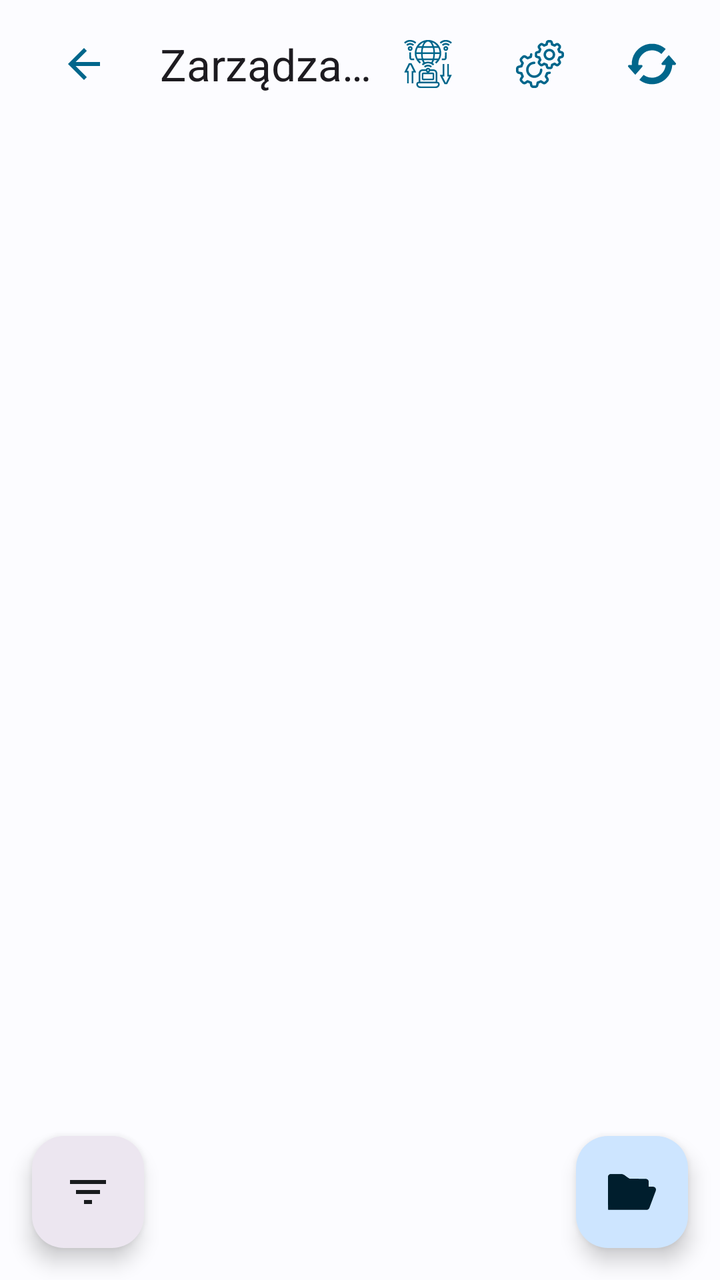
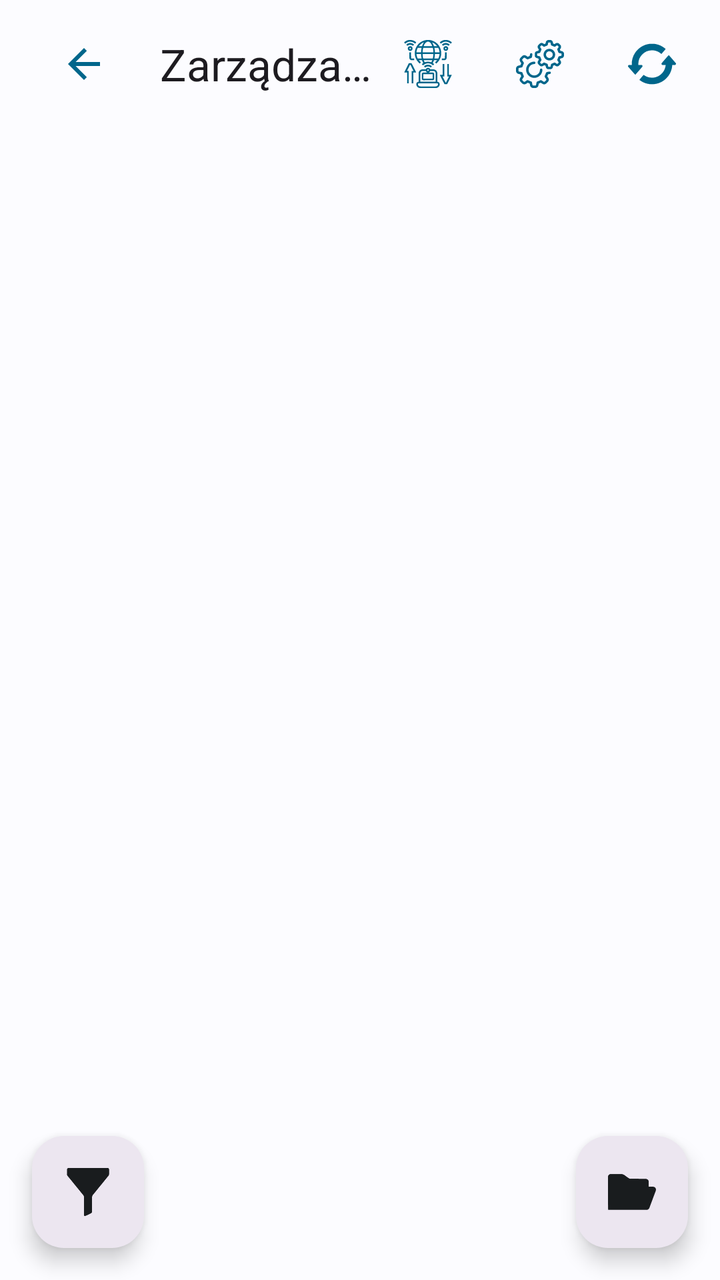

Compare the two renders of this Android layout. The source of the first and the diff that turns it into the second are given below.
<!-- AndroidManifest.xml: application theme Theme.Bazunia -->
<!-- res/layout/activity_data.xml -->
<?xml version="1.0" encoding="utf-8"?>
<androidx.coordinatorlayout.widget.CoordinatorLayout
    xmlns:android="http://schemas.android.com/apk/res/android"
    xmlns:app="http://schemas.android.com/apk/res-auto"
    xmlns:tools="http://schemas.android.com/tools"
    android:layout_width="match_parent"
    android:layout_height="match_parent"
    android:fitsSystemWindows="true"
    tools:context=".ui.DataActivity">

    <com.google.android.material.appbar.AppBarLayout
        android:layout_width="match_parent"
        android:layout_height="wrap_content"
        android:fitsSystemWindows="true">

        <com.google.android.material.appbar.MaterialToolbar
            android:id="@+id/toolbar"
            android:layout_width="match_parent"
            android:layout_height="?attr/actionBarSize"
            android:paddingStart="0dp"
            android:paddingEnd="4dp"> <androidx.constraintlayout.widget.ConstraintLayout
            android:layout_width="match_parent"
            android:layout_height="match_parent">

            <com.google.android.material.button.MaterialButton
                android:id="@+id/btnBack"
                style="?attr/materialIconButtonStyle"
                android:layout_width="?attr/appButtonHeight"
                android:layout_height="?attr/appButtonHeight"
                app:icon="@drawable/ic_arrow_back"
                app:iconSize="?attr/appIconSize"
                android:contentDescription="@string/back_content_description"
                app:tint="?attr/colorOnSurface"
                app:layout_constraintStart_toStartOf="parent"
                app:layout_constraintTop_toTopOf="parent"
                app:layout_constraintBottom_toBottomOf="parent"/>

            <LinearLayout
                android:id="@+id/buttonsContainer"
                android:layout_width="wrap_content"
                android:layout_height="wrap_content"
                android:orientation="horizontal"
                app:layout_constraintEnd_toEndOf="parent"
                app:layout_constraintTop_toTopOf="parent"
                app:layout_constraintBottom_toBottomOf="parent">

                <com.google.android.material.button.MaterialButton
                    android:id="@+id/btnTestConnection"
                    style="?attr/materialIconButtonStyle"
                    android:layout_width="?attr/appButtonHeight"
                    android:layout_height="?attr/appButtonHeight"
                    app:icon="@drawable/ic_connect_test"
                    app:iconSize="?attr/appIconSize"
                    android:contentDescription="@string/test_connection_desc"
                    app:tint="?attr/colorOnSurface"
                    android:layout_marginEnd="0dp" /> <com.google.android.material.button.MaterialButton
                android:id="@+id/btnSettings"
                style="?attr/materialIconButtonStyle"
                android:layout_width="?attr/appButtonHeight"
                android:layout_height="?attr/appButtonHeight"
                app:icon="@drawable/ic_settings"
                app:iconSize="?attr/appIconSize"
                android:contentDescription="@string/settings_content_description"
                app:tint="?attr/colorOnSurface"
                android:layout_marginEnd="0dp" />

                <com.google.android.material.button.MaterialButton
                    android:id="@+id/btnRefresh"
                    style="?attr/materialIconButtonStyle"
                    android:layout_width="?attr/appButtonHeight"
                    android:layout_height="?attr/appButtonHeight"
                    app:icon="@drawable/ic_refresh"
                    app:iconSize="?attr/appIconSize"
                    android:contentDescription="@string/refresh_content_description"
                    app:tint="?attr/colorOnSurface" />
            </LinearLayout>

            <TextView
                android:layout_width="0dp"
                android:layout_height="wrap_content"
                android:text="@string/data_activity_title"
                android:textAppearance="?attr/textAppearanceTitleLarge"
                android:gravity="center_vertical|start"
                android:maxLines="1"
                android:ellipsize="end"
                android:layout_marginStart="8dp"
                app:layout_constraintStart_toEndOf="@id/btnBack"
                app:layout_constraintEnd_toStartOf="@id/buttonsContainer"
                app:layout_constraintTop_toTopOf="parent"
                app:layout_constraintBottom_toBottomOf="parent" />

        </androidx.constraintlayout.widget.ConstraintLayout>

        </com.google.android.material.appbar.MaterialToolbar>
    </com.google.android.material.appbar.AppBarLayout>

    <androidx.recyclerview.widget.RecyclerView
        android:id="@+id/recyclerView"
        android:layout_width="match_parent"
        android:layout_height="match_parent"
        android:paddingStart="8dp"
        android:paddingTop="8dp"
        android:paddingEnd="8dp"
        android:paddingBottom="100dp"
        android:clipToPadding="false"
        android:scrollbarStyle="outsideOverlay"
        app:layout_behavior="@string/appbar_scrolling_view_behavior"
        tools:listitem="@layout/list_group" />

    <com.google.android.material.floatingactionbutton.FloatingActionButton
        android:id="@+id/fab_filter"
        android:layout_width="wrap_content"
        android:layout_height="wrap_content"
        android:layout_gravity="bottom|start"
        android:layout_margin="16dp"
        android:contentDescription="@string/filter_options_title"
        app:fabSize="mini"
        app:backgroundTint="?attr/colorSurfaceContainerHigh"
        app:tint="?attr/colorOnSurface"
        app:srcCompat="@drawable/ic_filter" />

    <com.google.android.material.floatingactionbutton.FloatingActionButton
        android:id="@+id/fab_add_folder"
        android:layout_width="wrap_content"
        android:layout_height="wrap_content"
        android:layout_gravity="bottom|end"
        android:layout_margin="16dp"
        android:contentDescription="@string/fab_add_folder_desc"
        app:srcCompat="@drawable/ic_folder" />

</androidx.coordinatorlayout.widget.CoordinatorLayout>
<!-- res/layout/list_group.xml (included above) -->
<?xml version="1.0" encoding="utf-8"?>
<LinearLayout xmlns:android="http://schemas.android.com/apk/res/android"
    android:layout_width="match_parent"
    android:layout_height="wrap_content"
    android:orientation="horizontal"
    android:padding="12dp"
    android:gravity="center_vertical">

    <ImageView
        android:id="@+id/iconGroup"
        android:layout_width="?attr/appIconSize"
        android:layout_height="?attr/appIconSize"
        android:src="@drawable/ic_gateway"
        android:contentDescription="@string/gateway_icon_description" />

    <TextView
        android:id="@+id/textGroup"
        android:layout_width="0dp"
        android:layout_height="wrap_content"
        android:layout_weight="1"
        android:layout_marginStart="16dp"
        android:text="@string/list_group_gateway_name_placeholder"
        android:textAppearance="?attr/textAppearanceTitleMedium"
        android:textStyle="bold" />

    <TextView
        android:id="@+id/textGroupStatus"
        android:layout_width="wrap_content"
        android:layout_height="wrap_content"
        android:layout_marginEnd="8dp"
        android:text="@string/list_group_status_placeholder"
        android:textAppearance="?attr/textAppearanceBodySmall"
        android:textStyle="bold" />

    <ImageView
        android:id="@+id/iconExpansionIndicator"
        android:layout_width="?attr/appIconSize"
        android:layout_height="?attr/appIconSize"
        android:contentDescription="@null"
        android:padding="8dp"
        android:visibility="invisible" />

</LinearLayout>
<!-- resources referenced by this layout -->
<resources>
  <!-- drawable ic_arrow_back (drawable) -->
  <vector xmlns:android="http://schemas.android.com/apk/res/android" android:autoMirrored="true" android:height="24dp" android:tint="#000000" android:viewportHeight="24" android:viewportWidth="24" android:width="24dp">
        
      <path android:fillColor="@android:color/white" android:pathData="M20,11H7.83l5.59,-5.59L12,4l-8,8 8,8 1.41,-1.41L7.83,13H20v-2z"/>
      
  </vector>
  <!-- drawable ic_filter (drawable) -->
  <vector xmlns:android="http://schemas.android.com/apk/res/android" android:height="24dp" android:tint="#000000" android:viewportHeight="24" android:viewportWidth="24" android:width="24dp">
        
      <path android:fillColor="@android:color/white" android:pathData="M10,18h4v-2h-4v2zM3,6v2h18L21,6L3,6zM6,13h12v-2L6,11v2z"/>
      
  </vector>
  <string name="back_content_description">Powrót</string>
  <string name="data_activity_title">Zarządzanie Bramkami</string>
  <string name="fab_add_folder_desc">Dodaj nowy folder</string>
  <string name="filter_options_title">Opcje Filtrowania</string>
  <string name="gateway_icon_description">Ikona bramki</string>
  <string name="list_group_gateway_name_placeholder">Nazwa Bramki</string>
  <string name="list_group_status_placeholder">Online</string>
  <string name="refresh_content_description">Odśwież</string>
  <string name="settings_content_description">Ustawienia</string>
  <string name="test_connection_desc">Testuj połączenie z serwerem</string>
  <style name="Theme.Bazunia" parent="Base.Theme.Bazunia" />
  <style name="Base.Theme.Bazunia" parent="Theme.Material3.DayNight.NoActionBar">
          <item name="colorPrimary">@color/colorPrimary</item>
          <item name="colorOnPrimary">@color/colorOnPrimary</item>
          <item name="colorPrimaryContainer">@color/colorPrimaryContainer</item>
          <item name="colorOnPrimaryContainer">@color/colorOnPrimaryContainer</item>
          <item name="colorSecondary">@color/colorSecondary</item>
          <item name="colorOnSecondary">@color/colorOnSecondary</item>
          <item name="android:colorBackground">@color/colorBackground</item>
          <item name="colorOnBackground">@color/colorOnBackground</item>
          <item name="colorSurface">@color/colorSurface</item>
          <item name="colorOnSurface">@color/colorOnSurface</item>
          <item name="colorSurfaceVariant">@color/colorSurfaceVariant</item>
          <item name="colorOnSurfaceVariant">@color/colorOnSurfaceVariant</item>
  
          <item name="appButtonHeight">@dimen/button_height_medium</item>
          <item name="appIconSize">@dimen/icon_size_medium</item>
          <item name="appCardCornerRadius">@dimen/corner_radius_medium</item>
  
          <item name="android:alertDialogTheme">@style/Theme.Material3.DayNight.Dialog.Alert</item>
      </style>
  <color name="colorPrimary">#00668B</color>
  <color name="colorOnPrimary">#FFFFFF</color>
  <color name="colorPrimaryContainer">#CDE5FF</color>
  <color name="colorOnPrimaryContainer">#001E2D</color>
  <color name="colorSecondary">#4F616E</color>
  <color name="colorOnSecondary">#FFFFFF</color>
  <color name="colorBackground">#FCFCFF</color>
  <color name="colorOnBackground">#191C1E</color>
  <color name="colorSurface">#FCFCFF</color>
  <color name="colorOnSurface">#191C1E</color>
  <color name="colorSurfaceVariant">#DDE3EA</color>
  <color name="colorOnSurfaceVariant">#41484D</color>
  <dimen name="button_height_medium">56dp</dimen>
  <dimen name="icon_size_medium">24dp</dimen>
  <dimen name="corner_radius_medium">12dp</dimen>
  <!-- unchanged entries left out for length: 5 -->
</resources>

<!-- the commit's change to res/layout/activity_data.xml (unified diff, before → after) -->
@@ -114,7 +114,6 @@
         android:layout_gravity="bottom|start"
         android:layout_margin="16dp"
         android:contentDescription="@string/filter_options_title"
-        app:fabSize="mini"
         app:backgroundTint="?attr/colorSurfaceContainerHigh"
         app:tint="?attr/colorOnSurface"
         app:srcCompat="@drawable/ic_filter" />
@@ -126,6 +125,8 @@
         android:layout_gravity="bottom|end"
         android:layout_margin="16dp"
         android:contentDescription="@string/fab_add_folder_desc"
+        app:backgroundTint="?attr/colorSurfaceContainerHigh"
+        app:tint="?attr/colorOnSurface"
         app:srcCompat="@drawable/ic_folder" />
 
 </androidx.coordinatorlayout.widget.CoordinatorLayout>
<!-- resource entries referenced after the edit -->
@@ -6,12 +6,7 @@
       <path android:fillColor="@android:color/white" android:pathData="M20,11H7.83l5.59,-5.59L12,4l-8,8 8,8 1.41,-1.41L7.83,13H20v-2z"/>
       
   </vector>
-  <!-- drawable ic_filter (drawable) -->
-  <vector xmlns:android="http://schemas.android.com/apk/res/android" android:height="24dp" android:tint="#000000" android:viewportHeight="24" android:viewportWidth="24" android:width="24dp">
-        
-      <path android:fillColor="@android:color/white" android:pathData="M10,18h4v-2h-4v2zM3,6v2h18L21,6L3,6zM6,13h12v-2L6,11v2z"/>
-      
-  </vector>
+  <!-- drawable ic_filter: vector/xml drawable (drawable, 10895 chars, omitted) -->
   <string name="back_content_description">Powrót</string>
   <string name="data_activity_title">Zarządzanie Bramkami</string>
   <string name="fab_add_folder_desc">Dodaj nowy folder</string>
